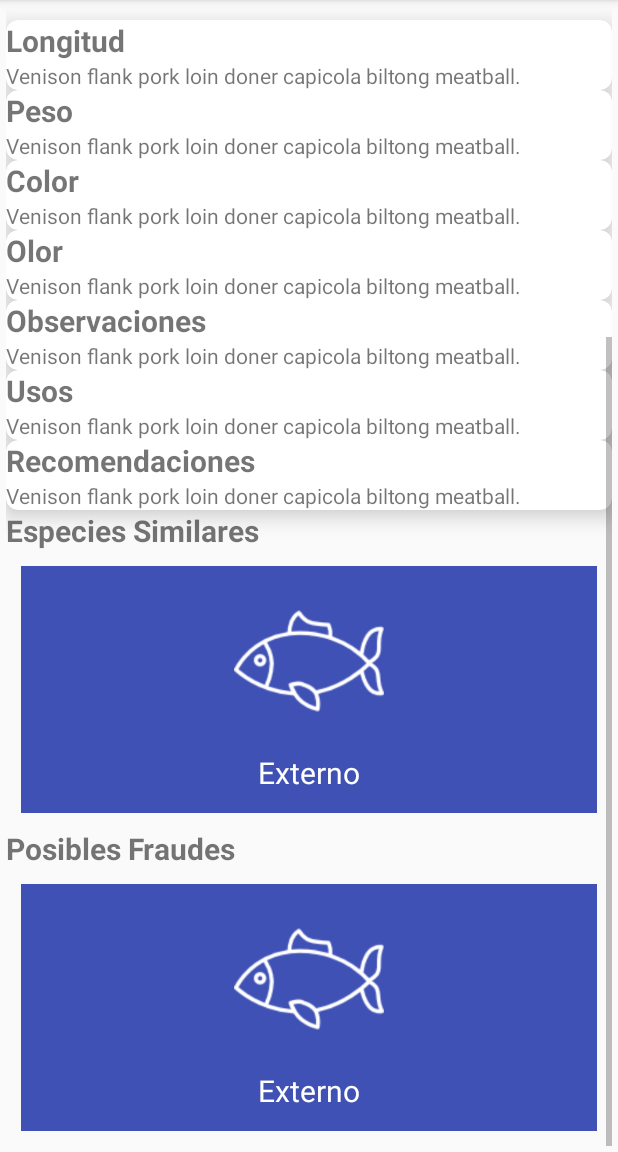
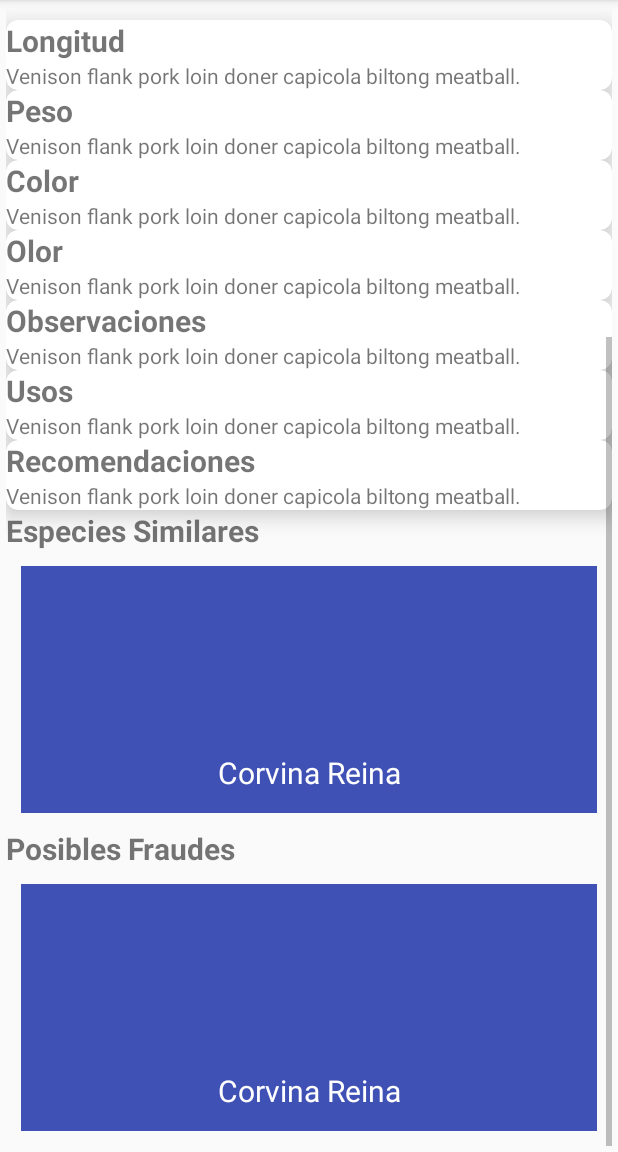
Before and after one commit to ccasbre27/SearFish, an Android app: the InternoEspecieActivity screen opened directly, with no data from a screen before it, scrolled down 216 dp, on a phone screen of 412 x 824 dp, the part 84-1236 px from its top. Run offline under Robolectric (Android 15) with nearby library versions, the phone set to English and light mode, and no system bars; libraries missing offline, so code that uses them is left out: uk.co.senab; plain views replace PhotoView; pictures from the network do not load; 11 statements that could not run were skipped.

Commit message:
En items sugeridos y posibles fraudes se muestra item de tipo Especie, al darle click sobre él navega a la división (externa e interna)

```diff
--- a/app/src/main/java/com/nansoft/fishackathoncr/activity/InternoEspecieActivity.java
+++ b/app/src/main/java/com/nansoft/fishackathoncr/activity/InternoEspecieActivity.java
@@ -36,13 +36,31 @@ public class InternoEspecieActivity extends AppCompatActivity {
         setTitle(ItemAdapter.especieActual.nombreComun);
 
         // se agregan las opciones de caracerísticas externas e internas
-        ArrayList<Item> lstItems = new ArrayList<>();
-        lstItems.add(new Item(1,"Externo",R.drawable.extern));
-        lstItems.add(new Item(2,"Interno",R.drawable.intern));
-        lstItems.add(new Item(2,"Interno",R.drawable.intern));
-        lstItems.add(new Item(2,"Interno",R.drawable.intern));
-        lstItems.add(new Item(2,"Interno",R.drawable.intern));
-        lstItems.add(new Item(2,"Interno",R.drawable.intern));
+        ArrayList<Especie> lstItems = new ArrayList<>();
+        for (int i = 0; i < 5; i++) {
+            lstItems.add(new Especie(5,
+                    "Cynoscion albus",
+                    "Corvinas, Pollas, Zorras",
+
+                    "Aceptable con reservas",
+                    "Sin información",
+                    "Esteros, desembocaduras",
+                    "50-60 cm de largo por 15-20 cm de ancho.",
+                    "Filetes de 100-200 g.",
+                    "Fresco: De blanco a rosado. No Fresco: toma coloración amarillenta.",
+                    "Olor a pescado fresco, no debe presentar olores fuertes ni rancios.",
+                    "La dirección de las fibras musculares se proyectan hacia la parte anterior del individuo.  Los filetes de esta especie no se aprecian tanto las fibras blancas que son muy comunes en otras especies de corvina, dándole una consistencia mucho más pareja y regular. Además es fácilmente identificable porque suelen quedar partes de la piel color blanco adheridas al filete. Además se pueden diferenciar de las otras corvinas por su tamaño, ya que la corvina reina es más grande.",
+                    "Se comercializa en filetes frescos o descongelados.",
+                    "Respetar las épocas de veda en el Golfo de Nicoya y las tallas mínimas.",
+                    "Sin definir",
+                    "Corvina Reina",
+                    "Pesca artesanal, trasmallo, cuerda",
+                    "55.0 - 130.0 cm",
+                    "https://wanted.blob.core.windows.net/img/Corvina reina.jpg"	,
+                    "https://wanted.blob.core.windows.net/img/Corvina reina.png"));
+
+
+        }
 
 
         RecyclerView recyclerViewSugeridos = (RecyclerView) findViewById(R.id.rvSugeridos);
--- a/app/src/main/java/com/nansoft/fishackathoncr/adapter/ItemSugeridosAdapter.java
+++ b/app/src/main/java/com/nansoft/fishackathoncr/adapter/ItemSugeridosAdapter.java
@@ -9,7 +9,9 @@ import android.view.ViewGroup;
 import android.widget.ImageView;
 import android.widget.TextView;
 
+import com.bumptech.glide.Glide;
 import com.nansoft.fishackathoncr.R;
+import com.nansoft.fishackathoncr.activity.DivisionEspecieActivity;
 import com.nansoft.fishackathoncr.activity.ExternoEspecieActivity;
 import com.nansoft.fishackathoncr.activity.InternoEspecieActivity;
 import com.nansoft.fishackathoncr.model.Especie;
@@ -26,12 +28,12 @@ public class ItemSugeridosAdapter extends
 {
 
     // Store a member variable for the contacts
-    private List<Item> lstItems;
+    private List<Especie> lstItems;
     private static Especie especieActual;
 
     private Context context;
 
-    public ItemSugeridosAdapter(Context pContext, ArrayList<Item> plstItems, Especie pEspecie)
+    public ItemSugeridosAdapter(Context pContext, ArrayList<Especie> plstItems, Especie pEspecie)
     {
         context = pContext;
         lstItems = plstItems;
@@ -57,20 +59,29 @@ public class ItemSugeridosAdapter extends
     @Override
     public void onBindViewHolder(ItemSugeridosAdapter.ViewHolder viewHolder, int position) {
         // Get the data model based on position
-        final Item item = lstItems.get(position);
+        final Especie item = lstItems.get(position);
 
         // Set item views based on the data model
         TextView textView = viewHolder.txtvTitulo;
-        textView.setText(item.nombre);
+        textView.setText(item.nombreComun);
 
-        viewHolder.imgvIcon.setImageResource(item.urlImagen);
+        //viewHolder.imgvIcon.setImageResource(item.urlImagen);
+
+
+        Glide.with(context)
+                .load(item.urlImagen.trim())
+                .asBitmap()
+                .fitCenter()
+                .placeholder(R.drawable.image_loading)
+                .error(R.drawable.image_error)
+                .into(viewHolder.imgvIcon);
 
         viewHolder.imgvIcon.setOnClickListener(new View.OnClickListener() {
             @Override
             public void onClick(View view) {
 
-                Intent intent = item.id == 1 ?  new Intent(context, ExternoEspecieActivity.class) :  new Intent(context, InternoEspecieActivity.class);;
-                intent.putExtra("especie",especieActual);
+                Intent intent = new Intent(context, DivisionEspecieActivity.class) ;
+                intent.putExtra("especie",item);
                 context.startActivity(intent);
             }
         });
--- a/app/src/main/java/com/nansoft/fishackathoncr/model/Especie.java
+++ b/app/src/main/java/com/nansoft/fishackathoncr/model/Especie.java
@@ -77,6 +77,27 @@ public class Especie implements Parcelable {
 
     public List<Especie> lstSimilares;
 
+    public Especie(int id, String nombreCientifico, String grupo, String categoriaDeConsumo, String categoriaUICN, String habitat, String longitudFilet, String pesoFilet, String colorFilet, String olorFilet, String observaciones, String usos, String cuidados, String posiblesFraudes, String nombreComun, String modoCaptura, String tallasMinMax, String urlImagen, String urlImagenFilet) {
+        this.id = id;
+        this.nombreCientifico = nombreCientifico;
+        this.grupo = grupo;
+        this.categoriaDeConsumo = categoriaDeConsumo;
+        this.categoriaUICN = categoriaUICN;
+        this.habitat = habitat;
+        this.longitudFilet = longitudFilet;
+        this.pesoFilet = pesoFilet;
+        this.colorFilet = colorFilet;
+        this.olorFilet = olorFilet;
+        this.observaciones = observaciones;
+        this.usos = usos;
+        this.cuidados = cuidados;
+        this.posiblesFraudes = posiblesFraudes;
+        this.nombreComun = nombreComun;
+        this.modoCaptura = modoCaptura;
+        this.tallasMinMax = tallasMinMax;
+        this.urlImagen = urlImagen;
+        this.urlImagenFilet = urlImagenFilet;
+    }
 
     public Especie() {
         nombreCientifico = "Sin definir";
```
